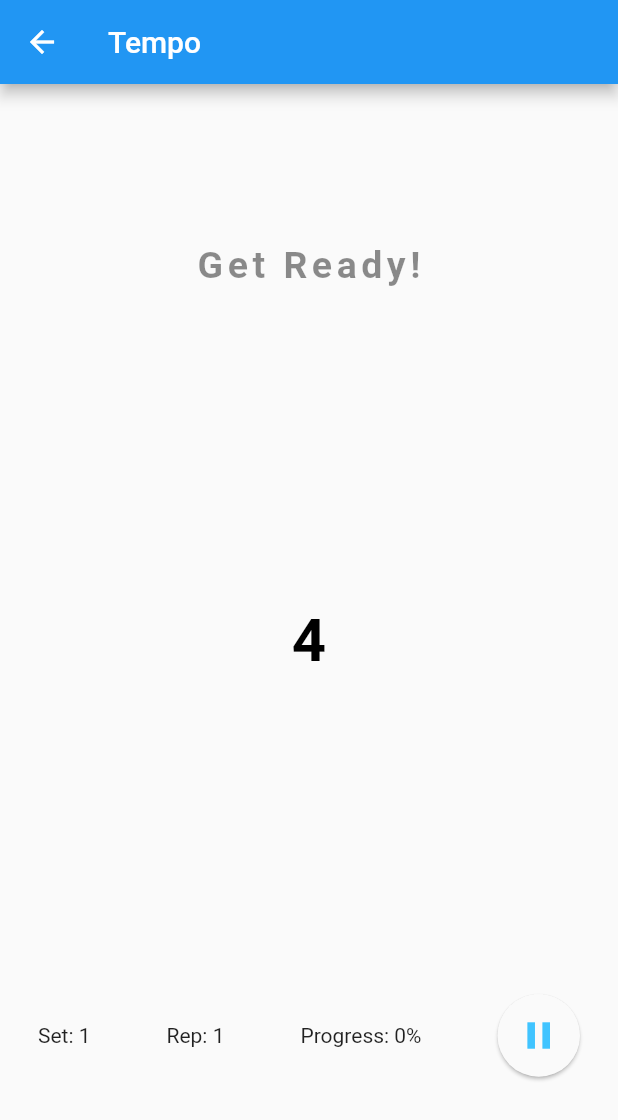
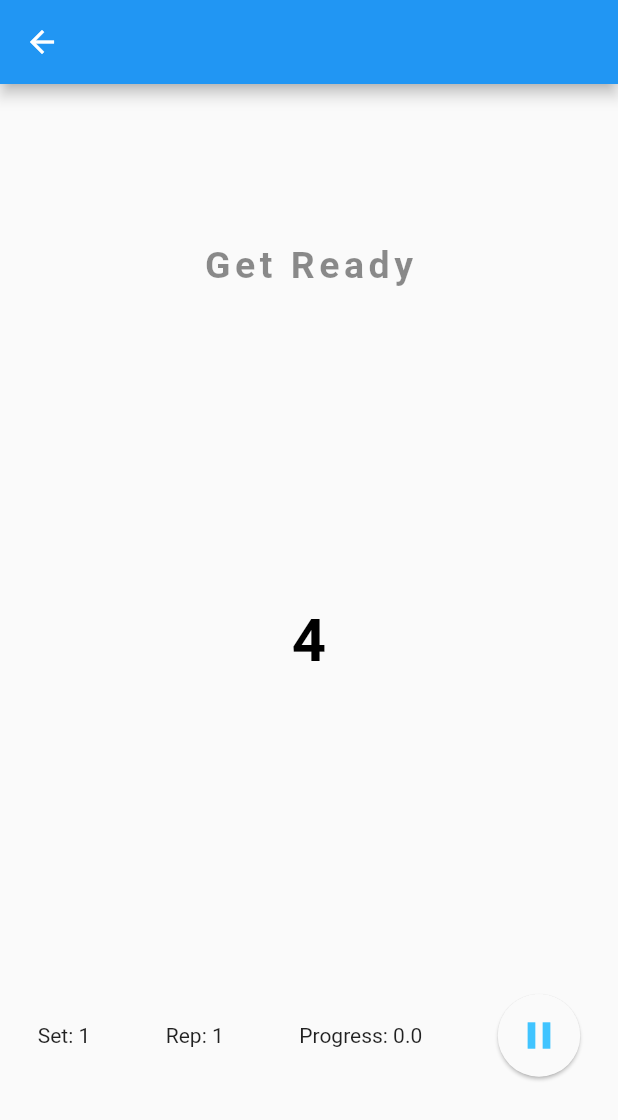
Before and after one commit to djock/intervals, a Flutter app: the screen it shows after launch, after a tap on the "add" icon, after a tap on "Add", on a phone screen of 412 x 824 dp. Shown: the top 1120 px of the screen. Run offline on Flutter 3.47's test engine with Material 2 defaults, Android fonts, the phone set to English and light mode, and no system bars; our stand-ins replace flutter_riverpod.

Commit message:
Small changes

```diff
--- a/lib/screens/timer_screen.dart
+++ b/lib/screens/timer_screen.dart
@@ -1,7 +1,6 @@
 import 'package:flutter/material.dart';
-import 'package:focus/models/timer_settings.dart';
 import 'package:focus/utilities/constants.dart';
-import 'package:focus/widgets/add_button.dart';
+import 'package:focus/utilities/localizations.dart';
 import 'package:focus/widgets/round_button.dart';
 
 class TimerScreen extends StatefulWidget {
@@ -19,9 +18,8 @@ class TimerScreenState extends State<TimerScreen> {
   bool _firstInstance = true;
   int? _totalTime;
 
-  ValueNotifier<String> _titleName = ValueNotifier<String>('Get Ready!');
+  ValueNotifier<String> _titleName = ValueNotifier<String>(AppLocalizations.getReady);
   ValueNotifier<int> _timeInSec = ValueNotifier<int>(5);
-  // ValueNotifier<double> _tickTime = ValueNotifier<double>(0);
   ValueNotifier<double> _progress = ValueNotifier<double>(0);
   ValueNotifier<bool> _resumeFlag = ValueNotifier<bool>(true);
   ValueNotifier<int> _currentRep = ValueNotifier<int>(1);
@@ -56,7 +54,7 @@ class TimerScreenState extends State<TimerScreen> {
       },
       child: Scaffold(
         appBar: AppBar(
-          title: Text('Tempo'),
+          // title: Text('Tempo'),
         ),
         body: Center(
           child: Column(
@@ -96,25 +94,22 @@ class TimerScreenState extends State<TimerScreen> {
                   ValueListenableBuilder(
                     valueListenable: _progress,
                     builder: (context, dynamic value, child) {
-                      return Text(
-                        'Set: ${_currentSet.value}',
+                      return Text(AppLocalizations.currentSet.replaceAll('{AMOUNT}', '${_currentSet.value}')
                       );
                     },
                   ),
                   ValueListenableBuilder(
                     valueListenable: _progress,
                     builder: (context, dynamic value, child) {
-                      return Text(
-                        'Rep: ${_currentRep.value}',
-                      );
+                      return Text(AppLocalizations.currentRep.replaceAll('{AMOUNT}', '${_currentRep.value}'
+                      ));
                     },
                   ),
                   ValueListenableBuilder(
                     valueListenable: _progress,
                     builder: (context, dynamic value, child) {
-                      return Text(
-                        'Progress: ${_progress.value.toStringAsFixed(0)}%',
-                      );
+                      return Text(AppLocalizations.currentProgress.replaceAll('{AMOUNT}', '${_progress.value}'
+                      ));
                     },
                   ),
                   ValueListenableBuilder(
@@ -213,42 +208,9 @@ class TimerScreenState extends State<TimerScreen> {
 
       if(_timerSettings.rest != 0) {
         _timeInSec.value = _timerSettings.rest;
-        _titleName.value = 'Rest';
+        _titleName.value = AppLocalizations.rest;
         await _runTimer(_timeInSec.value);
       }
-
-      // _currentRep.value = index + 1;
-      // s = _timerSettings![index].sets;
-      // for (_index.value = 1;
-      //     _index.value <= _timerSettings![index].sets!;
-      //     _index.value++) {
-      //   for (int j = 0; j < _timerSettings!.[index].timeList!.length; j++) {
-      //     // if (isVoice!) {
-      //     //   await audioPlayer.setAsset(
-      //     //       'assets/audio/$voice/${setList![index].timeList![j].isWork! ? 'start' : 'rest'}-$voice.mp3');
-      //     //   audioPlayer.play();
-      //     // }
-      //     // if (isVoice!){
-      //     //   audioPlayer.play(
-      //     //       '${setList![index].timeList![j].isWork! ? 'start' : 'rest'}-$voice.mp3');
-      //     _titleName.value =
-      //         '${setList![index].grpName}${isRest! ? '' : '-'}${setList![index].timeList![j].name}';
-      //     _timeInSec.value = setList![index].timeList![j].sec!;
-      //     if (_timeInSec.value > 0)
-      //       await _runTimer(setList![index].timeList![j].sec);
-      //     if (_index.value != s && isRest!) {
-      //       _titleName.value = breakT!.name!;
-      //       _timeInSec.value = breakT!.sec!;
-      //       // if (_index.value != s! + 1 && isVoice!) {
-      //       //   await audioPlayer
-      //       //       .setAsset('assets/audio/$voice/rest-$voice.mp3');
-      //       //   audioPlayer.play();
-      //       //   // audioPlayer.play('rest-$voice.mp3');
-      //       // }
-      //       if (_timeInSec.value > 0) await _runTimer(breakT!.sec);
-      //     }
-      //   }
-      // }
     }
     _timeInSec.value = 0;
     // if (isVoice!) {
--- a/lib/screens/timer_settings_screen.dart
+++ b/lib/screens/timer_settings_screen.dart
@@ -2,6 +2,7 @@ import 'package:flutter/material.dart';
 import 'package:flutter_riverpod/flutter_riverpod.dart';
 import 'package:focus/screens/timer_screen.dart';
 import 'package:focus/utilities/constants.dart';
+import 'package:focus/utilities/localizations.dart';
 import 'package:focus/utilities/providers.dart';
 import 'package:focus/widgets/add_button.dart';
 import 'package:focus/widgets/create_tempo_widget.dart';
@@ -29,7 +30,7 @@ class TimerSettingsScreenState extends State<TimerSettingsScreen> {
             },
             child: Scaffold(
                 appBar: AppBar(
-                  title: Text('Tempo'),
+                  title: Text(AppLocalizations.timerSettingsScreenTitle),
                 ),
                 body: SingleChildScrollView(
                   child: Center(
@@ -45,7 +46,7 @@ class TimerSettingsScreenState extends State<TimerSettingsScreen> {
                           onChanged: (newValue) {
                             _openBottomSheet(ref);
                           },
-                          title: 'Add Tempo'),
+                          title: AppLocalizations.addTempo),
                       AddButton(callback: () {
                         activeTimerSettings = timerSettings;
                         Navigator.of(context).pushNamed(TimerScreen.id);
@@ -66,7 +67,7 @@ class TimerSettingsScreenState extends State<TimerSettingsScreen> {
         onChanged: (newValue) {
           ref.read(timerSettingsNotifier).updateSets(newValue);
         },
-        title: 'Sets',
+        title: AppLocalizations.sets,
       );
     } else {
       return WideButton(
@@ -75,7 +76,7 @@ class TimerSettingsScreenState extends State<TimerSettingsScreen> {
           ref.read(timerSettingsNotifier).updateSets(newValue);
           setState(() {});
         },
-        title: 'Add Sets',
+        title: AppLocalizations.addSets,
       );
     }
   }
@@ -89,7 +90,7 @@ class TimerSettingsScreenState extends State<TimerSettingsScreen> {
         onChanged: (newValue) {
           ref.read(timerSettingsNotifier).updateReps(newValue);
         },
-        title: 'Reps',
+        title: AppLocalizations.reps,
       );
     } else {
       return WideButton(
@@ -97,7 +98,7 @@ class TimerSettingsScreenState extends State<TimerSettingsScreen> {
         onChanged: (newValue) {
           ref.read(timerSettingsNotifier).updateReps(newValue);
         },
-        title: 'Add Reps',
+        title: AppLocalizations.addReps,
       );
     }
   }
@@ -111,7 +112,7 @@ class TimerSettingsScreenState extends State<TimerSettingsScreen> {
         onChanged: (newValue) {
           ref.read(timerSettingsNotifier).updateRest(newValue);
         },
-        title: 'Rest',
+        title: AppLocalizations.rest,
       );
     } else {
       return WideButton(
@@ -119,7 +120,7 @@ class TimerSettingsScreenState extends State<TimerSettingsScreen> {
         onChanged: (newValue) {
           ref.read(timerSettingsNotifier).updateRest(newValue);
         },
-        title: 'Add Rest',
+        title: AppLocalizations.addRest,
       );
     }
   }
@@ -137,16 +138,6 @@ class TimerSettingsScreenState extends State<TimerSettingsScreen> {
         },
       ));
     }
-
-    // timerSettings.tempos.forEach((key, value) {
-    //   _tempos.add(new TempoItem(
-    //     title: key,
-    //     value: value,
-    //     onChanged: (newValue) {
-    //       ref.read(timerSettingsNotifier).updateTempos(key, newValue);
-    //     },
-    //   ));
-    // });
 
     return Column(
       children: _tempos,
--- /dev/null
+++ b/lib/utilities/localizations.dart
@@ -0,0 +1,21 @@
+class AppLocalizations {
+  static String timerSettingsScreenTitle = 'Create Timer';
+  static String start = 'Start';
+  static String addTempo = 'Add Tempo';
+  static String sets = 'Sets';
+  static String addSets = 'Add sets';
+  static String reps = 'Reps';
+  static String addReps = 'Add Reps';
+  static String rest = 'Rest';
+  static String addRest = 'Add Rest';
+  static String tempoNamePlaceholder = 'Enter tempo name';
+  static String durationInSeconds = 'Duration (seconds)';
+  static String getReady = 'Get Ready';
+  static String currentSet = 'Set: {AMOUNT}';
+  static String currentRep = 'Rep: {AMOUNT}';
+  static String currentProgress = 'Progress: {AMOUNT}';
+
+  static String getLocalization(String key, String oldText, String newText) {
+    return key.replaceAll(oldText, newText);
+  }
+}
--- a/lib/widgets/create_tempo_widget.dart
+++ b/lib/widgets/create_tempo_widget.dart
@@ -1,5 +1,6 @@
 import 'package:flutter/material.dart';
 import 'package:focus/utilities/constants.dart';
+import 'package:focus/utilities/localizations.dart';
 import 'package:focus/widgets/tempo_item.dart';
 
 import 'add_button.dart';
@@ -29,7 +30,7 @@ class CreateTempoWidgetState extends State<CreateTempoWidget> {
             padding: const EdgeInsets.all(3.0),
             child: Form(
                 key: _formKey,
-                child: _entryField('Tempo name', _textFieldController)),
+                child: _entryField(AppLocalizations.tempoNamePlaceholder, _textFieldController)),
           ),
           TempoItem(
               value: _duration,
@@ -37,7 +38,7 @@ class CreateTempoWidgetState extends State<CreateTempoWidget> {
                 _duration = newValue;
                 setState(() {});
               },
-              title: 'Duration (seconds)'),
+              title: AppLocalizations.durationInSeconds),
           Padding(
             padding: const EdgeInsets.all(3),
             child: AddButton(callback: () {
```
Also changed, not shown: lib/state/settings.dart (deleted, +0 -97 lines).
